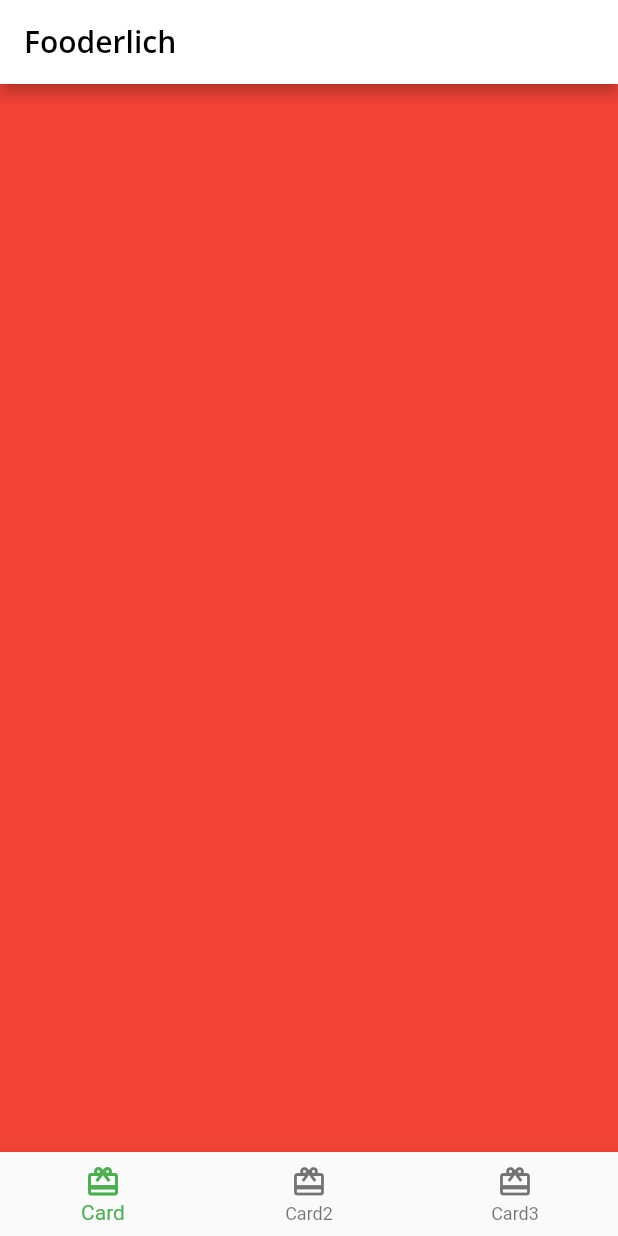
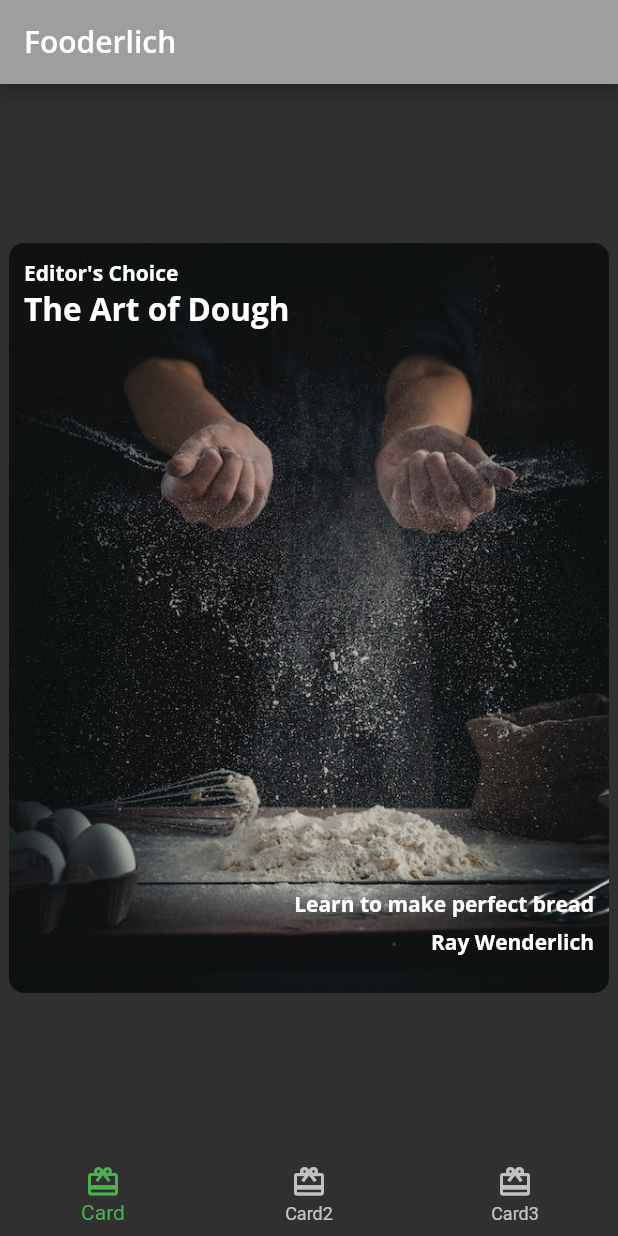
Before and after one commit to Peter-Immanuel/dart-journey, a Flutter app: the screen it shows after launch, on a phone screen of 412 x 824 dp. Run offline on Flutter 3.47's test engine with Material 2 defaults, Android fonts, the phone set to English and light mode, and no system bars; our stand-ins replace google_fonts.

Commit message:
Implemented the home page

```diff
--- /dev/null
+++ b/fooderlich/lib/card1.dart
@@ -0,0 +1,60 @@
+import 'package:flutter/material.dart';
+import 'fooderlich_theme.dart';
+
+class Card1 extends StatelessWidget {
+  const Card1({super.key});
+
+  final String category = "Editor's Choice";
+  final String title = "The Art of Dough";
+  final String description = "Learn to make perfect bread";
+  final String chef = "Ray Wenderlich";
+
+  @override
+  Widget build(BuildContext context) {
+    return Center(
+      child: Container(
+        padding: const EdgeInsets.all(10.0),
+        constraints: const BoxConstraints.expand(
+          width: 400,
+          height: 500,
+        ),
+        decoration: const BoxDecoration(
+            image: DecorationImage(
+              image: AssetImage("assets/baking-image-1.jpeg"),
+              fit: BoxFit.cover,
+            ),
+            borderRadius: BorderRadius.all(Radius.circular(10.0))),
+        child: Stack(
+          children: [
+            Text(
+              category,
+              style: FooderlichTheme.darkTextTheme.bodyText1,
+            ),
+            Positioned(
+              top: 20,
+              child: Text(
+                title,
+                style: FooderlichTheme.darkTextTheme.headline2,
+              ),
+            ),
+            Positioned(
+                bottom: 40,
+                right: 0,
+                child: Text(
+                  description,
+                  style: FooderlichTheme.darkTextTheme.bodyText1,
+                )),
+            Positioned(
+              bottom: 15,
+              right: 0,
+              child: Text(
+                chef,
+                style: FooderlichTheme.darkTextTheme.bodyText1,
+              ),
+            )
+          ],
+        ),
+      ),
+    );
+  }
+}
--- a/fooderlich/lib/home.dart
+++ b/fooderlich/lib/home.dart
@@ -1,6 +1,5 @@
 import 'package:flutter/material.dart';
-
-import 'package:flutter/material.dart';
+import 'card1.dart';
 
 class Home extends StatefulWidget {
   const Home({super.key});
@@ -15,9 +14,7 @@ class _HomeState extends State<Home> {
   int _selectedIndex = 0;
   static List<Widget> pages = <Widget>[
     // Replace with card 1
-    Container(
-      color: Colors.red,
-    ),
+    const Card1(),
 
     // Replace with card 2
     Container(
--- a/fooderlich/lib/main.dart
+++ b/fooderlich/lib/main.dart
@@ -12,7 +12,7 @@ class Fooderlich extends StatelessWidget {
   // This widget is the root of your application.
   @override
   Widget build(BuildContext context) {
-    final theme = FooderlichTheme.light();
+    final theme = FooderlichTheme.dark();
     // Apply home widget
 
     return MaterialApp(title: 'Fooderlich', theme: theme, home: const Home());
--- a/fooderlich/pubspec.yaml
+++ b/fooderlich/pubspec.yaml
@@ -61,8 +61,8 @@ flutter:
   uses-material-design: true
 
   # To add assets to your application, add an assets section, like this:
-  # assets:
-  #   - images/a_dot_burr.jpeg
+  assets:
+    - assets/
   #   - images/a_dot_ham.jpeg
 
   # An image asset can refer to one or more resolution-specific "variants", see
```
Also changed, not shown: fooderlich/lib/card2.dart (added).
